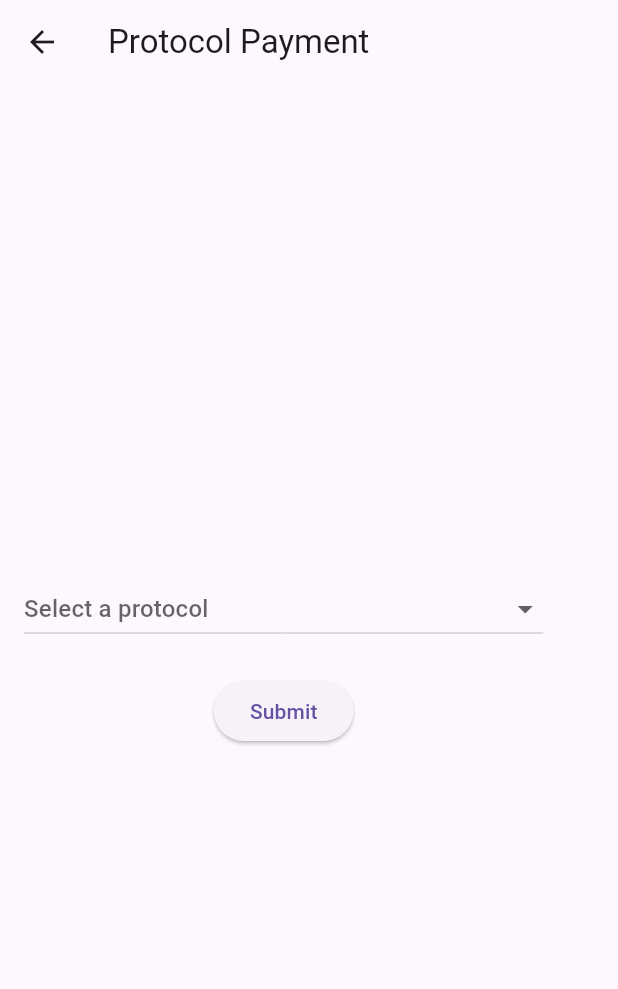
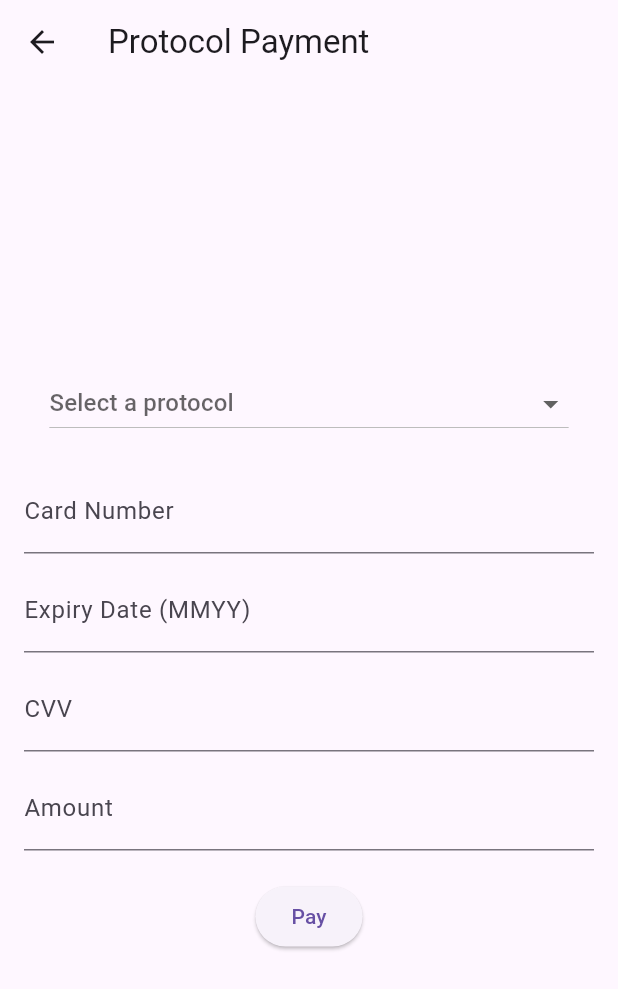
Before and after one commit to Crypto-Dynamics/rutland_pos, a Flutter app: the ProtocolPayPage screen opened directly, on a phone screen of 412 x 824 dp. Shown: the top 989 px of the screen. Run offline on Flutter 3.47's test engine with Material 3 defaults, Android fonts, the phone set to English and light mode, and no system bars; our stand-ins replace fluttertoast.

Commit message:
Update protocol_pay_page.dart

```diff
--- a/lib/payments/protocol_pay_page.dart
+++ b/lib/payments/protocol_pay_page.dart
@@ -1,6 +1,5 @@
 import 'package:flutter/material.dart';
-import 'package:http/http.dart' as http;
-import 'dart:convert';
+import 'package:fluttertoast/fluttertoast.dart';
 
 class ProtocolPayPage extends StatefulWidget {
   @override
@@ -47,27 +46,54 @@ class _ProtocolPayPageState extends State<ProtocolPayPage> {
   };
 
   String? selectedProtocol;
+  TextEditingController cardNumberController = TextEditingController();
+  TextEditingController expiryController = TextEditingController();
+  TextEditingController cvvController = TextEditingController();
+  TextEditingController amountController = TextEditingController();
 
-  void _submitProtocol() async {
-    if (selectedProtocol != null) {
-      final response = await http.post(
-        Uri.parse('http://127.0.0.1:5000/protocol'),
-        body: jsonEncode({'protocol': selectedProtocol}),
+  void _submitPayment() {
+    String cardNumber = cardNumberController.text;
+    String expiry = expiryController.text;
+    String cvv = cvvController.text;
+    String amount = amountController.text;
+
+    if (selectedProtocol == null || cardNumber.isEmpty || expiry.isEmpty || cvv.isEmpty || amount.isEmpty) {
+      Fluttertoast.showToast(
+        msg: "Please fill in all fields",
+        toastLength: Toast.LENGTH_SHORT,
+        gravity: ToastGravity.BOTTOM,
       );
-      if (response.statusCode == 200) {
-        ScaffoldMessenger.of(context).showSnackBar(
-          SnackBar(content: Text('Protocol submitted successfully')),
-        );
-      } else {
-        ScaffoldMessenger.of(context).showSnackBar(
-          SnackBar(content: Text('Failed to submit protocol')),
-        );
-      }
-    } else {
-      ScaffoldMessenger.of(context).showSnackBar(
-        SnackBar(content: Text('Please select a protocol')),
-      );
+      return;
     }
+
+    // Simulate payment processing
+    Fluttertoast.showToast(
+      msg: "Payment successful! Amount: \$amount",
+      toastLength: Toast.LENGTH_SHORT,
+      gravity: ToastGravity.BOTTOM,
+    );
+
+    // Print receipt
+    _printReceipt(cardNumber, expiry, cvv, amount);
+  }
+
+  void _printReceipt(String cardNumber, String expiry, String cvv, String amount) {
+    String receipt = '''
+    Receipt
+    -----------------
+    Protocol: $selectedProtocol
+    Card Number: $cardNumber
+    Expiry: $expiry
+    CVV: $cvv
+    Amount: \$$amount
+    -----------------
+    Thank you for your payment!
+    ''';
+    Fluttertoast.showToast(
+      msg: receipt,
+      toastLength: Toast.LENGTH_LONG,
+      gravity: ToastGravity.BOTTOM,
+    );
   }
 
   @override
@@ -97,9 +123,29 @@ class _ProtocolPayPageState extends State<ProtocolPayPage> {
               },
             ),
             SizedBox(height: 20),
+            TextField(
+              controller: cardNumberController,
+              decoration: InputDecoration(labelText: 'Card Number'),
+            ),
+            SizedBox(height: 10),
+            TextField(
+              controller: expiryController,
+              decoration: InputDecoration(labelText: 'Expiry Date (MMYY)'),
+            ),
+            SizedBox(height: 10),
+            TextField(
+              controller: cvvController,
+              decoration: InputDecoration(labelText: 'CVV'),
+            ),
+            SizedBox(height: 10),
+            TextField(
+              controller: amountController,
+              decoration: InputDecoration(labelText: 'Amount'),
+            ),
+            SizedBox(height: 20),
             ElevatedButton(
-              onPressed: _submitProtocol,
-              child: Text('Submit'),
+              onPressed: _submitPayment,
+              child: Text('Pay'),
             ),
           ],
         ),
```
